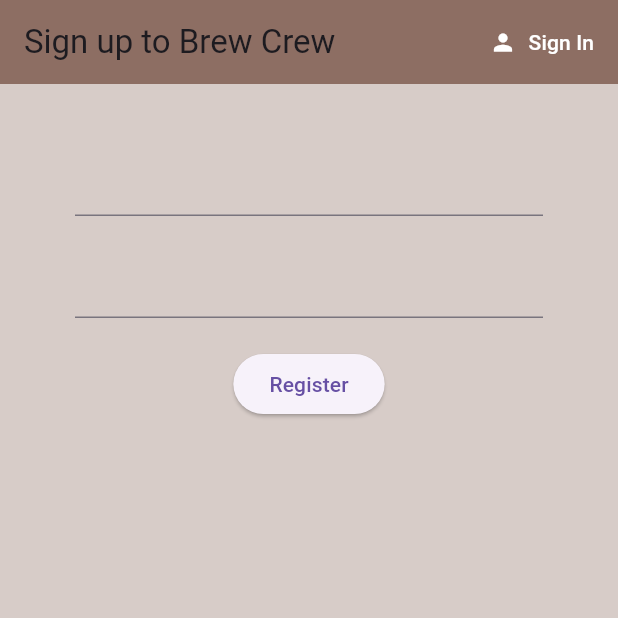
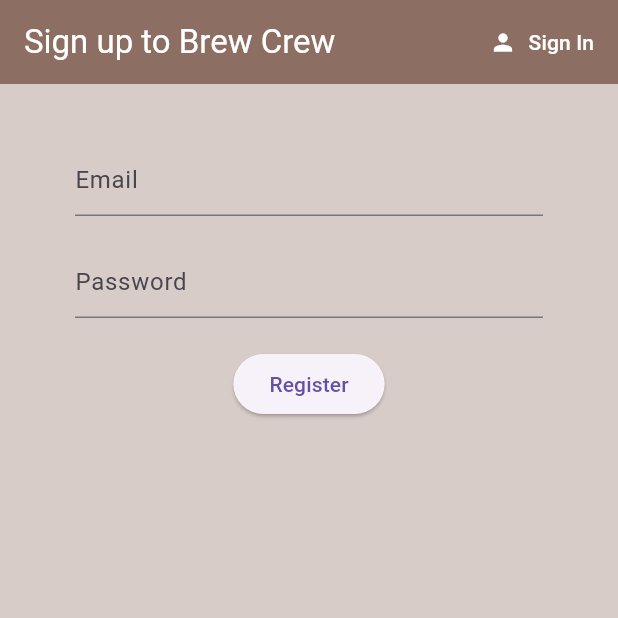
Before and after one commit to RyanSikandar/Brew-Crew, a Flutter app: the screen it shows after launch, after a tap on "Sign in", after a tap on "Register", on a phone screen of 412 x 824 dp, the top half of it. Run offline on Flutter 3.47's test engine with Material 3 defaults, Android fonts, the phone set to English and light mode, and no system bars; our stand-ins replace cloud_firestore, firebase_auth, firebase_core, flutter_spinkit; accounts and stored records are empty.

Commit message:
Brew Crew v1.0

```diff
--- a/lib/screens/authenticate/register.dart
+++ b/lib/screens/authenticate/register.dart
@@ -28,7 +28,10 @@ class _RegisterState extends State<Register> {
             appBar: AppBar(
               backgroundColor: Colors.brown[400],
               elevation: 0.0,
-              title: const Text('Sign up to Brew Crew'),
+              title: const Text(
+                'Sign up to Brew Crew',
+                style: TextStyle(color: Colors.white),
+              ),
               actions: [
                 TextButton.icon(
                   onPressed: () async {
@@ -54,6 +57,9 @@ class _RegisterState extends State<Register> {
                     children: <Widget>[
                       const SizedBox(height: 20.0),
                       TextFormField(
+                        decoration: const InputDecoration(
+                          hintText: 'Email',
+                        ),
                         validator: (value) {
                           if (value == null || value.isEmpty) {
                             return 'Please enter an email';
@@ -68,6 +74,9 @@ class _RegisterState extends State<Register> {
                       ),
                       const SizedBox(height: 20.0),
                       TextFormField(
+                        decoration: const InputDecoration(
+                          hintText: 'Password',
+                        ),
                         validator: (value) {
                           if (value == null || value.length < 6) {
                             return 'Please enter a password with 6+ characters';
--- a/lib/screens/authenticate/sign_in.dart
+++ b/lib/screens/authenticate/sign_in.dart
@@ -29,7 +29,10 @@ class _SignInState extends State<SignIn> {
             appBar: AppBar(
               backgroundColor: Colors.brown[400],
               elevation: 0.0,
-              title: const Text('Sign in to Brew Crew'),
+              title: const Text(
+                'Sign in to Brew Crew',
+                style: TextStyle(color: Colors.white),
+              ),
               actions: <Widget>[
                 TextButton.icon(
                   onPressed: () async {
```
